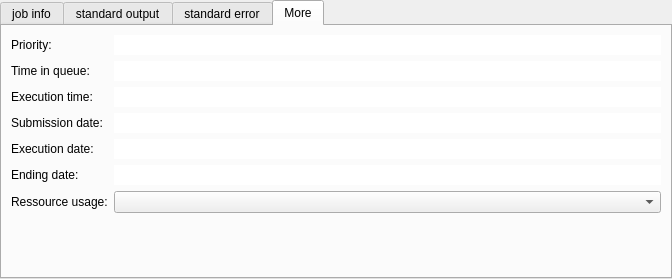
First picture: the form in python/soma/workflow/gui/JobInfo.ui, repository populse/soma-workflow, before the edit.
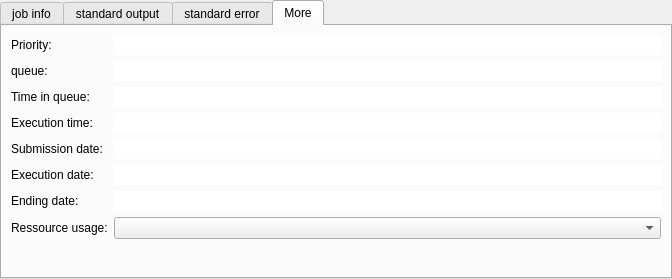
Second picture: the form after the edit. The open tabs and pages were chosen to show the change.

Commit message: The user can changed the queue when a workflow is restarted.

The edit to the form file:
```diff
--- a/python/soma/workflow/gui/JobInfo.ui
+++ b/python/soma/workflow/gui/JobInfo.ui
@@ -234,14 +234,14 @@
     <string>More</string>
    </attribute>
    <layout class="QGridLayout" name="gridLayout">
-    <item row="1" column="0">
+    <item row="2" column="0">
      <widget class="QLabel" name="label_11">
       <property name="text">
        <string>Time in queue:</string>
       </property>
      </widget>
     </item>
-    <item row="1" column="1">
+    <item row="2" column="1">
      <widget class="QLineEdit" name="time_in_queue">
       <property name="frame">
        <bool>false</bool>
@@ -251,14 +251,14 @@
       </property>
      </widget>
     </item>
-    <item row="2" column="0">
+    <item row="3" column="0">
      <widget class="QLabel" name="label_12">
       <property name="text">
        <string>Execution time:</string>
       </property>
      </widget>
     </item>
-    <item row="2" column="1">
+    <item row="3" column="1">
      <widget class="QLineEdit" name="execution_time">
       <property name="frame">
        <bool>false</bool>
@@ -268,14 +268,14 @@
       </property>
      </widget>
     </item>
-    <item row="3" column="0">
+    <item row="4" column="0">
      <widget class="QLabel" name="label_4">
       <property name="text">
        <string>Submission date:</string>
       </property>
      </widget>
     </item>
-    <item row="3" column="1">
+    <item row="4" column="1">
      <widget class="QLineEdit" name="submission_date">
       <property name="frame">
        <bool>false</bool>
@@ -285,14 +285,14 @@
       </property>
      </widget>
     </item>
-    <item row="4" column="0">
+    <item row="5" column="0">
      <widget class="QLabel" name="label_9">
       <property name="text">
        <string>Execution date:</string>
       </property>
      </widget>
     </item>
-    <item row="4" column="1">
+    <item row="5" column="1">
      <widget class="QLineEdit" name="execution_date">
       <property name="frame">
        <bool>false</bool>
@@ -302,14 +302,14 @@
       </property>
      </widget>
     </item>
-    <item row="5" column="0">
+    <item row="6" column="0">
      <widget class="QLabel" name="label_10">
       <property name="text">
        <string>Ending date:</string>
       </property>
      </widget>
     </item>
-    <item row="5" column="1">
+    <item row="6" column="1">
      <widget class="QLineEdit" name="ending_date">
       <property name="frame">
        <bool>false</bool>
@@ -319,17 +319,17 @@
       </property>
      </widget>
     </item>
-    <item row="6" column="0">
+    <item row="7" column="0">
      <widget class="QLabel" name="label">
       <property name="text">
        <string>Ressource usage:</string>
       </property>
      </widget>
     </item>
-    <item row="6" column="1">
-     <widget class="QComboBox" name="resource_usage"/>
-    </item>
     <item row="7" column="1">
+     <widget class="QComboBox" name="resource_usage"/>
+    </item>
+    <item row="8" column="1">
      <spacer name="verticalSpacer_2">
       <property name="orientation">
        <enum>Qt::Vertical</enum>
@@ -356,6 +356,23 @@
       </property>
      </widget>
     </item>
+    <item row="1" column="1">
+     <widget class="QLineEdit" name="queue">
+      <property name="frame">
+       <bool>false</bool>
+      </property>
+      <property name="readOnly">
+       <bool>true</bool>
+      </property>
+     </widget>
+    </item>
+    <item row="1" column="0">
+     <widget class="QLabel" name="label_15">
+      <property name="text">
+       <string>queue:</string>
+      </property>
+     </widget>
+    </item>
    </layout>
   </widget>
  </widget>
```
The commit also changes 8 other files.
